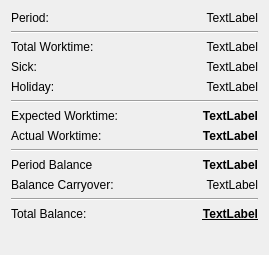
Qt form src/views/planview.ui (pasbi/TiRe) before a commit.
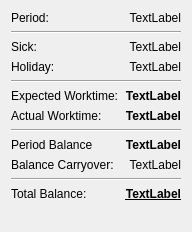
The same form after that commit.

What changed in the file:
```diff
--- a/src/views/planview.ui
+++ b/src/views/planview.ui
@@ -6,8 +6,8 @@
    <rect>
     <x>0</x>
     <y>0</y>
-    <width>269</width>
-    <height>255</height>
+    <width>186</width>
+    <height>232</height>
    </rect>
   </property>
   <property name="windowTitle">
@@ -42,33 +42,13 @@
     </widget>
    </item>
    <item row="2" column="0">
-    <widget class="QLabel" name="label_2">
-     <property name="text">
-      <string>Total Worktime:</string>
-     </property>
-    </widget>
-   </item>
-   <item row="2" column="1">
-    <widget class="QLabel" name="lb_total_worktime">
-     <property name="toolTip">
-      <string>The total worktime in this period, ignoring sickness and holidays.</string>
-     </property>
-     <property name="text">
-      <string>TextLabel</string>
-     </property>
-     <property name="alignment">
-      <set>Qt::AlignmentFlag::AlignRight|Qt::AlignmentFlag::AlignTrailing|Qt::AlignmentFlag::AlignVCenter</set>
-     </property>
-    </widget>
-   </item>
-   <item row="3" column="0">
     <widget class="QLabel" name="label_3">
      <property name="text">
       <string>Sick:</string>
      </property>
     </widget>
    </item>
-   <item row="3" column="1">
+   <item row="2" column="1">
     <widget class="QLabel" name="lb_sick">
      <property name="toolTip">
       <string>The time spend being sick.</string>
@@ -81,14 +61,14 @@
      </property>
     </widget>
    </item>
-   <item row="4" column="0">
+   <item row="3" column="0">
     <widget class="QLabel" name="label_4">
      <property name="text">
       <string>Holiday:</string>
      </property>
     </widget>
    </item>
-   <item row="4" column="1">
+   <item row="3" column="1">
     <widget class="QLabel" name="lb_holiday">
      <property name="toolTip">
       <string>The time spent on holiday (vacation and bank holidays).</string>
@@ -101,21 +81,21 @@
      </property>
     </widget>
    </item>
-   <item row="5" column="0" colspan="2">
+   <item row="4" column="0" colspan="2">
     <widget class="Line" name="line_2">
      <property name="orientation">
       <enum>Qt::Orientation::Horizontal</enum>
      </property>
     </widget>
    </item>
-   <item row="6" column="0">
+   <item row="5" column="0">
     <widget class="QLabel" name="label_5">
      <property name="text">
       <string>Expected Worktime:</string>
      </property>
     </widget>
    </item>
-   <item row="6" column="1">
+   <item row="5" column="1">
     <widget class="QLabel" name="lb_expected_worktime">
      <property name="font">
       <font>
@@ -133,14 +113,14 @@
      </property>
     </widget>
    </item>
-   <item row="7" column="0">
+   <item row="6" column="0">
     <widget class="QLabel" name="label_6">
      <property name="text">
       <string>Actual Worktime:</string>
      </property>
     </widget>
    </item>
-   <item row="7" column="1">
+   <item row="6" column="1">
     <widget class="QLabel" name="lb_actual_worktime">
      <property name="font">
       <font>
@@ -158,14 +138,21 @@
      </property>
     </widget>
    </item>
-   <item row="9" column="0">
+   <item row="7" column="0" colspan="2">
+    <widget class="Line" name="line_3">
+     <property name="orientation">
+      <enum>Qt::Orientation::Horizontal</enum>
+     </property>
+    </widget>
+   </item>
+   <item row="8" column="0">
     <widget class="QLabel" name="label_7">
      <property name="text">
       <string>Period Balance</string>
      </property>
     </widget>
    </item>
-   <item row="9" column="1">
+   <item row="8" column="1">
     <widget class="QLabel" name="lb_period_balance">
      <property name="font">
       <font>
@@ -183,14 +170,14 @@
      </property>
     </widget>
    </item>
-   <item row="10" column="0">
+   <item row="9" column="0">
     <widget class="QLabel" name="label_8">
      <property name="text">
       <string>Balance Carryover:</string>
      </property>
     </widget>
    </item>
-   <item row="10" column="1">
+   <item row="9" column="1">
     <widget class="QLabel" name="lb_balance_carryover">
      <property name="toolTip">
       <string>The balance from before this period.</string>
@@ -203,14 +190,21 @@
      </property>
     </widget>
    </item>
-   <item row="12" column="0">
+   <item row="10" column="0" colspan="2">
+    <widget class="Line" name="line_4">
+     <property name="orientation">
+      <enum>Qt::Orientation::Horizontal</enum>
+     </property>
+    </widget>
+   </item>
+   <item row="11" column="0">
     <widget class="QLabel" name="label_9">
      <property name="text">
       <string>Total Balance:</string>
      </property>
     </widget>
    </item>
-   <item row="12" column="1">
+   <item row="11" column="1">
     <widget class="QLabel" name="lb_total_balance">
      <property name="font">
       <font>
@@ -230,20 +224,6 @@
      </property>
     </widget>
    </item>
-   <item row="8" column="0" colspan="2">
-    <widget class="Line" name="line_3">
-     <property name="orientation">
-      <enum>Qt::Orientation::Horizontal</enum>
-     </property>
-    </widget>
-   </item>
-   <item row="11" column="0" colspan="2">
-    <widget class="Line" name="line_4">
-     <property name="orientation">
-      <enum>Qt::Orientation::Horizontal</enum>
-     </property>
-    </widget>
-   </item>
   </layout>
  </widget>
  <resources/>
```
